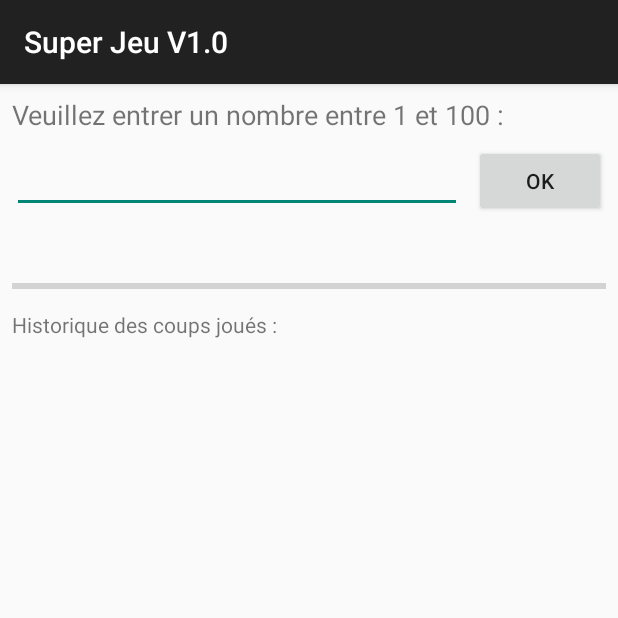
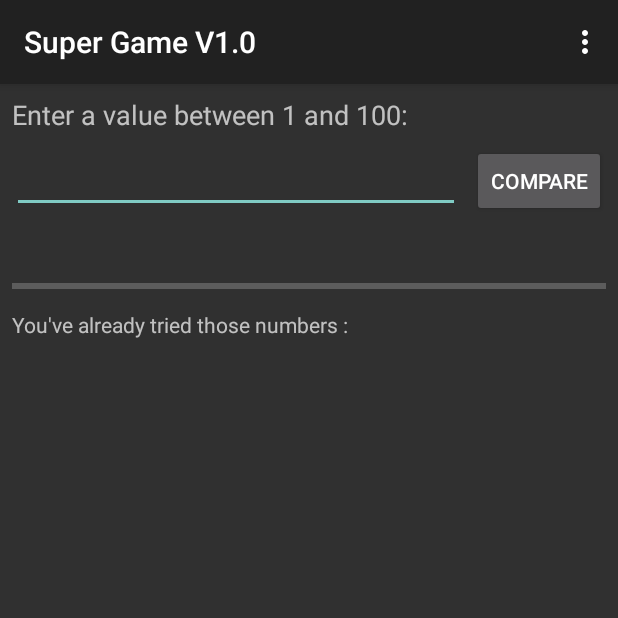
Before and after one commit to tibawbaw/SuperJeu, an Android app: the screen it shows after launch (MainActivity), on a phone screen of 412 x 824 dp, the top half of it. Run offline under Robolectric (Android 15) with nearby library versions, the phone set to English and light mode, and no system bars.

Commit message:
Ajout du thème Ajout du menu sur l'activité main

```diff
--- a/app/src/main/java/fr/tibawbaw/superjeu/MainActivity.java
+++ b/app/src/main/java/fr/tibawbaw/superjeu/MainActivity.java
@@ -5,11 +5,14 @@ import android.support.v7.app.AlertDialog;
 import android.support.v7.app.AppCompatActivity;
 import android.os.Bundle;
 import android.util.Log;
+import android.view.Menu;
+import android.view.MenuItem;
 import android.view.View;
 import android.widget.Button;
 import android.widget.EditText;
 import android.widget.ProgressBar;
 import android.widget.TextView;
+import android.widget.Toast;
 
 import static android.view.View.*;
 
@@ -44,6 +47,28 @@ public class MainActivity extends AppCompatActivity {
         btValid.setOnClickListener(btValidListener);
 
         init();
+    }
+
+    //On ajoute le menu de l'activité
+    @Override
+    public boolean onCreateOptionsMenu(Menu menu) {
+        getMenuInflater().inflate(R.menu.main_menu,menu);
+        return true;
+    }
+
+    //Actions à réaliser lorsqu'un item du menu est sélectionné
+    @Override
+    public boolean onOptionsItemSelected(MenuItem item) {
+        switch (item.getItemId()){
+            case R.id.menu_settings :
+                Toast.makeText(this,"Configuration de l'application", Toast.LENGTH_LONG).show();
+                return true;
+            case R.id.menu_about :
+                Toast.makeText(this,"Cette application est plutôt cool",Toast.LENGTH_LONG).show();
+                return true;
+            default :
+                return super.onOptionsItemSelected(item);
+        }
     }
 
     //On créée une fonction d'initialisation pour le lancement d'un nouveau jeu
--- a/app/src/main/res/layout/activity_main.xml
+++ b/app/src/main/res/layout/activity_main.xml
@@ -39,12 +39,12 @@
 
     <Button
         android:id="@+id/btValid"
-        android:layout_width="0dp"
+        android:layout_width="wrap_content"
         android:layout_height="wrap_content"
         android:layout_marginEnd="8dp"
         android:layout_marginRight="8dp"
         android:layout_marginTop="8dp"
-        android:text="OK"
+        android:text="@string/strButton"
         app:layout_constraintEnd_toEndOf="parent"
         app:layout_constraintTop_toBottomOf="@+id/lbConsigne" />
 
--- /dev/null
+++ b/app/src/main/res/menu/main_menu.xml
@@ -0,0 +1,13 @@
+<?xml version="1.0" encoding="utf-8"?>
+<menu xmlns:android="http://schemas.android.com/apk/res/android"
+    xmlns:app="http://schemas.android.com/apk/res-auto">
+    <!-- Définition des différents items accessibles via le menu de l'activité main-->
+    <item android:id="@+id/menu_settings"
+        android:orderInCategory="100"
+        app:showAsAction="never"
+        android:title="@string/strSettings"/>
+    <item android:id="@+id/menu_about"
+        android:orderInCategory="100"
+        app:showAsAction="never"
+        android:title="@string/strAbout"/>
+</menu>
--- a/app/src/main/res/values/strings.xml
+++ b/app/src/main/res/values/strings.xml
@@ -1,10 +1,13 @@
 <resources>
-    <string name="app_name">Super Jeu V1.0</string>
-    <string name="strRules">Veuillez entrer un nombre entre 1 et 100 :</string>
-    <string name="strLess">Le nombre à trouver est inférieur à %d</string>
-    <string name="strMore">Le nombre à trouver est supérieur à %d</string>
-    <string name="strMessage">Félicitation, vous avez trouvé en %d coups.\n\nVoulez-vous refaire une partie ?</string>
-    <string name="strHistory">Historique des coups joués :</string>
-    <string name="strYes">Oui</string>
-    <string name="strNo">Non</string>
+    <string name="app_name">Super Game V1.0</string>
+    <string name="strRules">Enter a value between 1 and 100:</string>
+    <string name="strLess">The number to find is lower than %d</string>
+    <string name="strMore">The number to find is greater than %d</string>
+    <string name="strMessage">Congratulations! You find the number in %d times.  Do you want to play again?</string>
+    <string name="strYes">Yes</string>
+    <string name="strNo">No</string>
+    <string name="strButton">Compare</string>
+    <string name="strHistory">You\'ve already tried those numbers :</string>
+    <string name="strAbout">About</string>
+    <string name="strSettings">Settings</string>
 </resources>
--- a/app/src/main/res/values/styles.xml
+++ b/app/src/main/res/values/styles.xml
@@ -1,7 +1,16 @@
 <resources>
 
     <!-- Base application theme. -->
-    <style name="AppTheme" parent="Base.Theme.AppCompat.Light.DarkActionBar">
+    <style name="AppTheme" parent="Base.Theme.AppCompat">
+        <!-- On attribue le style de bouton défini ci-dessous à tous les boutons du projet -->
+        <!--item name="android:buttonStyle">@style/DarkButtonTheme</item-->
+    </style>
+
+    <!-- Définition d'un style de bouton -->
+    <style name="DarkButtonTheme" parent="Base.Theme.AppCompat">
+        <item name="android:textColor">#FFF</item>
+        <item name="android:background">#888</item>
+        <item name="android:textStyle">bold</item>
     </style>
 
 </resources>
```
Also changed, not shown: 1 other file.
